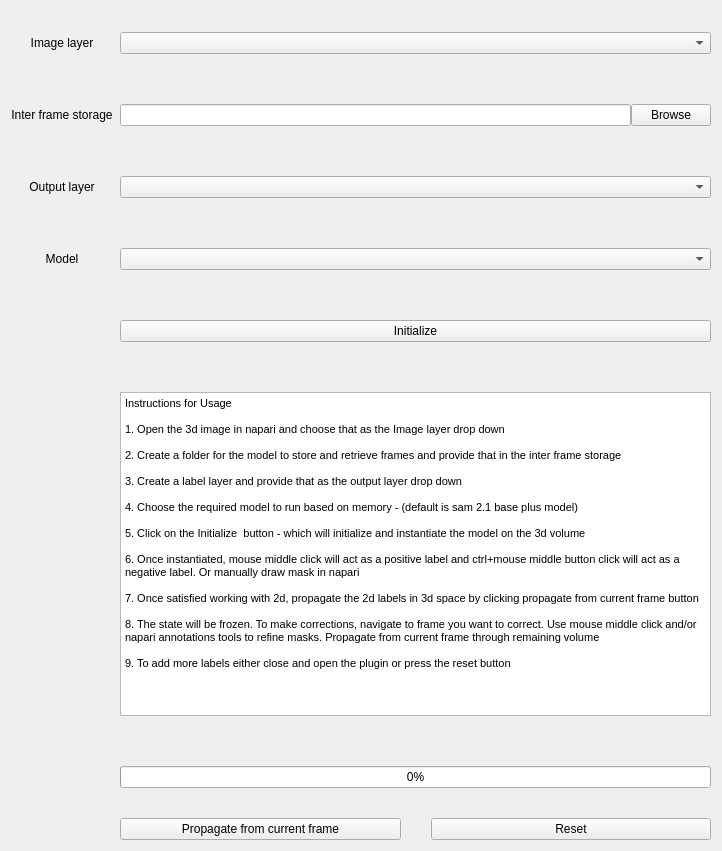
Before: the Qt Designer form src/UI_files/SAM_V2.ui in maihanhoang/napari-sam2long, drawn with Qt 5.
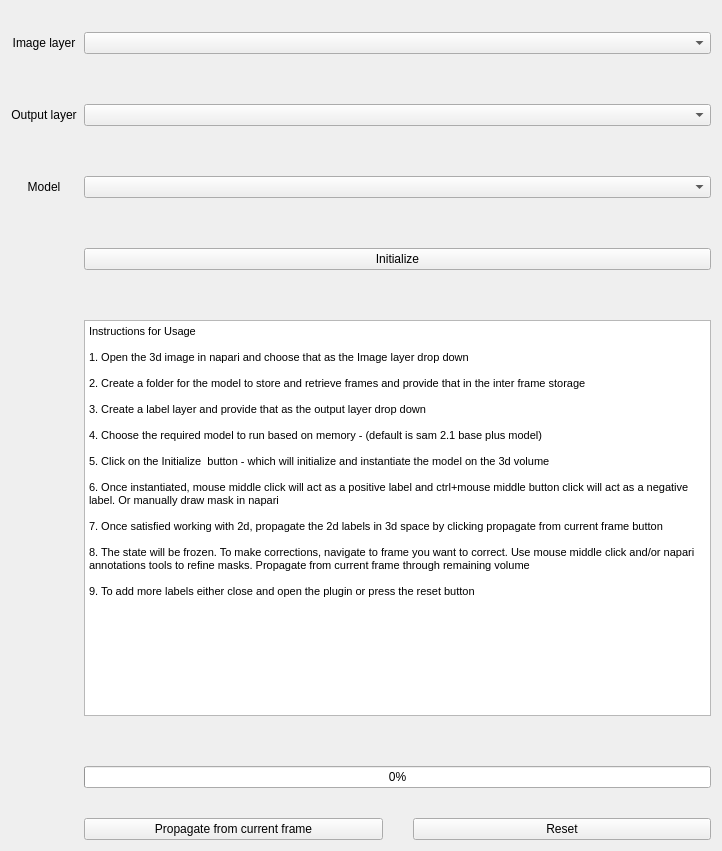
After: the same form once the commit is applied.

Commit message: replace interframe storage with tmp dir

```diff
--- a/src/UI_files/SAM_V2.ui
+++ b/src/UI_files/SAM_V2.ui
@@ -25,7 +25,7 @@
      <property name="verticalSpacing">
       <number>50</number>
      </property>
-     <item row="6" column="1">
+     <!-- <item row="6" column="1">
       <layout class="QHBoxLayout" name="horizontalLayout" stretch="0,0">
        <item>
         <widget class="QLineEdit" name="inter_lineedt"/>
@@ -38,7 +38,7 @@
         </widget>
        </item>
       </layout>
-     </item>
+     </item> -->
      <item row="12" column="1">
       <layout class="QVBoxLayout" name="verticalLayout">
        <property name="spacing">
@@ -88,7 +88,7 @@
        </property>
       </widget>
      </item>
-     <item row="6" column="0">
+     <!-- <item row="6" column="0">
       <widget class="QLabel" name="Inter_label">
        <property name="text">
         <string>Inter frame storage</string>
@@ -97,7 +97,7 @@
         <set>Qt::AlignCenter</set>
        </property>
       </widget>
-     </item>
+     </item> -->
      <item row="4" column="1">
       <layout class="QHBoxLayout" name="horizontalLayout_2">
        <item>
```
The commit also changes 2 other files.
